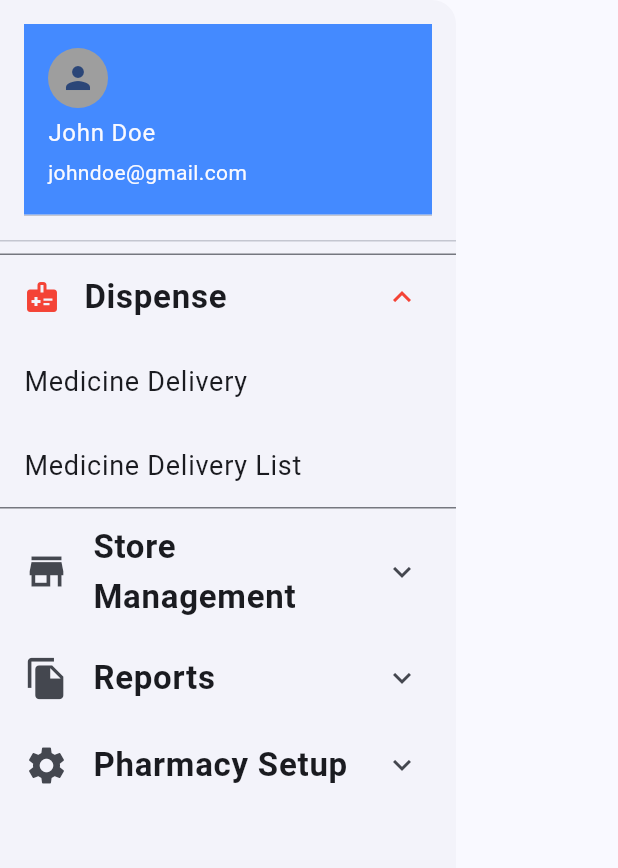
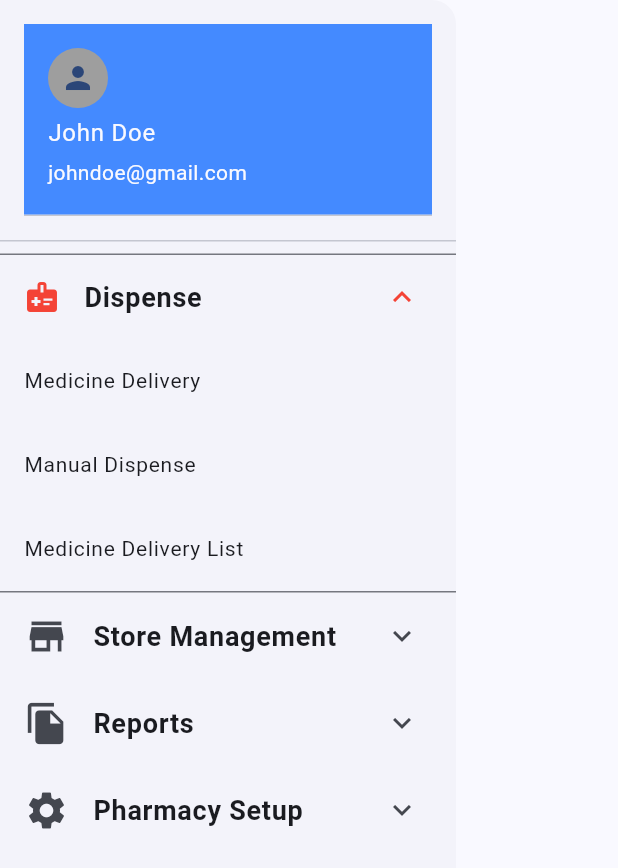
Before and after one commit to wahiduzzamanbappy/pms_module, a Flutter app: the DrawerModule widget shown alone on an empty page, opened directly, after a tap on "Dispense", on a phone screen of 412 x 824 dp. Shown: the top 868 px of the screen. Run offline on Flutter 3.47's test engine with Material 3 defaults, Android fonts, the phone set to English and light mode, and no system bars; our stand-ins replace shared_preferences; missing offline and left inert: date_format_field; accounts and stored records are empty.

Commit message:
Adding new manual dispense screen, Bug solving in medicine delivery screen

```diff
--- a/lib/app.dart
+++ b/lib/app.dart
@@ -1,4 +1,5 @@
 import 'package:flutter/material.dart';
+import 'package:pms_module/ui/screens/drawerScreen/dispense/screens/manual_dispense_screen.dart';
 import 'package:pms_module/ui/screens/drawerScreen/dispense/screens/medicine_delivery_list_screen.dart';
 import 'package:pms_module/ui/screens/drawerScreen/dispense/screens/medicine_delivery_screen.dart';
 import 'package:pms_module/ui/screens/drawerScreen/storeManagementScreen/opening_stock_screen.dart';
@@ -62,6 +63,8 @@ class PharmacyApp extends StatelessWidget {
           widget = const SignUpScreen();
         } else if (settings.name == MedicineDeliveryScreen.name) {
           widget = const MedicineDeliveryScreen();
+        } else if (settings.name == ManualDispenseScreen.name) {
+          widget = const ManualDispenseScreen();
         } else if (settings.name == MedicineDeliveryListScreen.name) {
           widget = const MedicineDeliveryListScreen();
         } else if (settings.name == OpeningStockScreen.name) {
--- a/lib/ui/widgets/drawer_module_widget.dart
+++ b/lib/ui/widgets/drawer_module_widget.dart
@@ -1,4 +1,5 @@
 import 'package:flutter/material.dart';
+import 'package:pms_module/ui/screens/drawerScreen/dispense/screens/manual_dispense_screen.dart';
 import 'package:pms_module/ui/screens/drawerScreen/storeManagementScreen/opening_stock_screen.dart';
 import 'package:pms_module/ui/screens/drawerScreen/storeManagementScreen/stock_reconciliation_screen.dart';
 import '../screens/drawerScreen/dispense/screens/medicine_delivery_list_screen.dart';
@@ -31,14 +32,14 @@ class DrawerModule extends StatelessWidget {
             leading: const Icon(Icons.medical_information),
             title: const Text(
               'Dispense',
-              style: TextStyle(fontWeight: FontWeight.bold, fontSize: 22),
+              style: TextStyle(fontWeight: FontWeight.bold, fontSize: 18),
             ),
             children: <Widget>[
               ListTile(
                 focusColor: Colors.blueGrey,
                 title: const Text(
                   'Medicine Delivery',
-                  style: TextStyle(fontSize: 18),
+                  style: TextStyle(fontSize: 14),
                 ),
                 onTap: () {
                   Navigator.pushNamed(context, MedicineDeliveryScreen.name);
@@ -47,8 +48,18 @@ class DrawerModule extends StatelessWidget {
               ListTile(
                 focusColor: Colors.blueGrey,
                 title: const Text(
+                  'Manual Dispense',
+                  style: TextStyle(fontSize: 14),
+                ),
+                onTap: () {
+                  Navigator.pushNamed(context, ManualDispenseScreen.name);
+                },
+              ),
+              ListTile(
+                focusColor: Colors.blueGrey,
+                title: const Text(
                   'Medicine Delivery List',
-                  style: TextStyle(fontSize: 18),
+                  style: TextStyle(fontSize: 14),
                 ),
                 onTap: () {
                   Navigator.pushNamed(context, MedicineDeliveryListScreen.name);
@@ -61,14 +72,14 @@ class DrawerModule extends StatelessWidget {
             iconColor: Colors.red,
             title: const Text(
               'Store Management',
-              style: TextStyle(fontWeight: FontWeight.bold, fontSize: 22),
+              style: TextStyle(fontWeight: FontWeight.bold, fontSize: 18),
             ),
             children: <Widget>[
               ListTile(
                 focusColor: Colors.blueGrey,
                 title: const Text(
                   'Opening Stock',
-                  style: TextStyle(fontSize: 18),
+                  style: TextStyle(fontSize: 14),
                 ),
                 onTap: () {
                   Navigator.pushNamed(context, OpeningStockScreen.name);
@@ -78,7 +89,7 @@ class DrawerModule extends StatelessWidget {
                 focusColor: Colors.blueGrey,
                 title: const Text(
                   'Opening Stock Approve',
-                  style: TextStyle(fontSize: 18),
+                  style: TextStyle(fontSize: 14),
                 ),
                 onTap: () {},
               ),
@@ -86,7 +97,7 @@ class DrawerModule extends StatelessWidget {
                 focusColor: Colors.blueGrey,
                 title: const Text(
                   'Stock Reconciliation',
-                  style: TextStyle(fontSize: 18),
+                  style: TextStyle(fontSize: 14),
                 ),
                 onTap: () {
                   Navigator.pushNamed(context, StockReconsiliationScreen.name);
@@ -96,7 +107,7 @@ class DrawerModule extends StatelessWidget {
                 focusColor: Colors.blueGrey,
                 title: const Text(
                   'Stock Reconciliation Approval',
-                  style: TextStyle(fontSize: 18),
+                  style: TextStyle(fontSize: 14),
                 ),
                 onTap: () {},
               ),
@@ -104,7 +115,7 @@ class DrawerModule extends StatelessWidget {
                 focusColor: Colors.blueGrey,
                 title: const Text(
                   'Demand Generate',
-                  style: TextStyle(fontSize: 18),
+                  style: TextStyle(fontSize: 14),
                 ),
                 onTap: () {},
               ),
@@ -112,7 +123,7 @@ class DrawerModule extends StatelessWidget {
                 focusColor: Colors.blueGrey,
                 title: const Text(
                   'Demand Approval',
-                  style: TextStyle(fontSize: 18),
+                  style: TextStyle(fontSize: 14),
                 ),
                 onTap: () {},
               ),
@@ -120,7 +131,7 @@ class DrawerModule extends StatelessWidget {
                 focusColor: Colors.blueGrey,
                 title: const Text(
                   'Stock List',
-                  style: TextStyle(fontSize: 18),
+                  style: TextStyle(fontSize: 14),
                 ),
                 onTap: () {},
               ),
@@ -131,14 +142,14 @@ class DrawerModule extends StatelessWidget {
             iconColor: Colors.red,
             title: const Text(
               'Reports',
-              style: TextStyle(fontWeight: FontWeight.bold, fontSize: 22),
+              style: TextStyle(fontWeight: FontWeight.bold, fontSize: 18),
             ),
             children: <Widget>[
               ListTile(
                 focusColor: Colors.blueGrey,
                 title: const Text(
                   'Daily Medicine Delivery Report',
-                  style: TextStyle(fontSize: 18),
+                  style: TextStyle(fontSize: 14),
                 ),
                 onTap: () {},
               ),
@@ -146,7 +157,7 @@ class DrawerModule extends StatelessWidget {
                 focusColor: Colors.blueGrey,
                 title: const Text(
                   'Opening Stock Report',
-                  style: TextStyle(fontSize: 18),
+                  style: TextStyle(fontSize: 14),
                 ),
                 onTap: () {},
               ),
@@ -154,7 +165,7 @@ class DrawerModule extends StatelessWidget {
                 focusColor: Colors.blueGrey,
                 title: const Text(
                   'Stock Reconciliation Report',
-                  style: TextStyle(fontSize: 18),
+                  style: TextStyle(fontSize: 14),
                 ),
                 onTap: () {},
               ),
@@ -162,7 +173,7 @@ class DrawerModule extends StatelessWidget {
                 focusColor: Colors.blueGrey,
                 title: const Text(
                   'Expired Medicine Report',
-                  style: TextStyle(fontSize: 18),
+                  style: TextStyle(fontSize: 14),
                 ),
                 onTap: () {},
               ),
@@ -173,14 +184,14 @@ class DrawerModule extends StatelessWidget {
             iconColor: Colors.red,
             title: const Text(
               'Pharmacy Setup',
-              style: TextStyle(fontWeight: FontWeight.bold, fontSize: 22),
+              style: TextStyle(fontWeight: FontWeight.bold, fontSize: 18),
             ),
             children: <Widget>[
               ListTile(
                 focusColor: Colors.blueGrey,
                 title: const Text(
                   'Inventory Item',
-                  style: TextStyle(fontSize: 18),
+                  style: TextStyle(fontSize: 14),
                 ),
                 onTap: () {},
               ),
@@ -188,7 +199,7 @@ class DrawerModule extends StatelessWidget {
                 focusColor: Colors.blueGrey,
                 title: const Text(
                   'Generic Setup',
-                  style: TextStyle(fontSize: 18),
+                  style: TextStyle(fontSize: 14),
                 ),
                 onTap: () {},
               ),
@@ -196,7 +207,7 @@ class DrawerModule extends StatelessWidget {
                 focusColor: Colors.blueGrey,
                 title: const Text(
                   'Fiscal Year',
-                  style: TextStyle(fontSize: 18),
+                  style: TextStyle(fontSize: 14),
                 ),
                 onTap: () {},
               ),
```
Also changed, not shown: lib/ui/screens/drawerScreen/dispense/screens/manual_dispense_screen.dart (added, +332 -0 lines), lib/ui/screens/drawerScreen/dispense/screens/medicine_delivery_screen.dart (+47 -29 lines).
